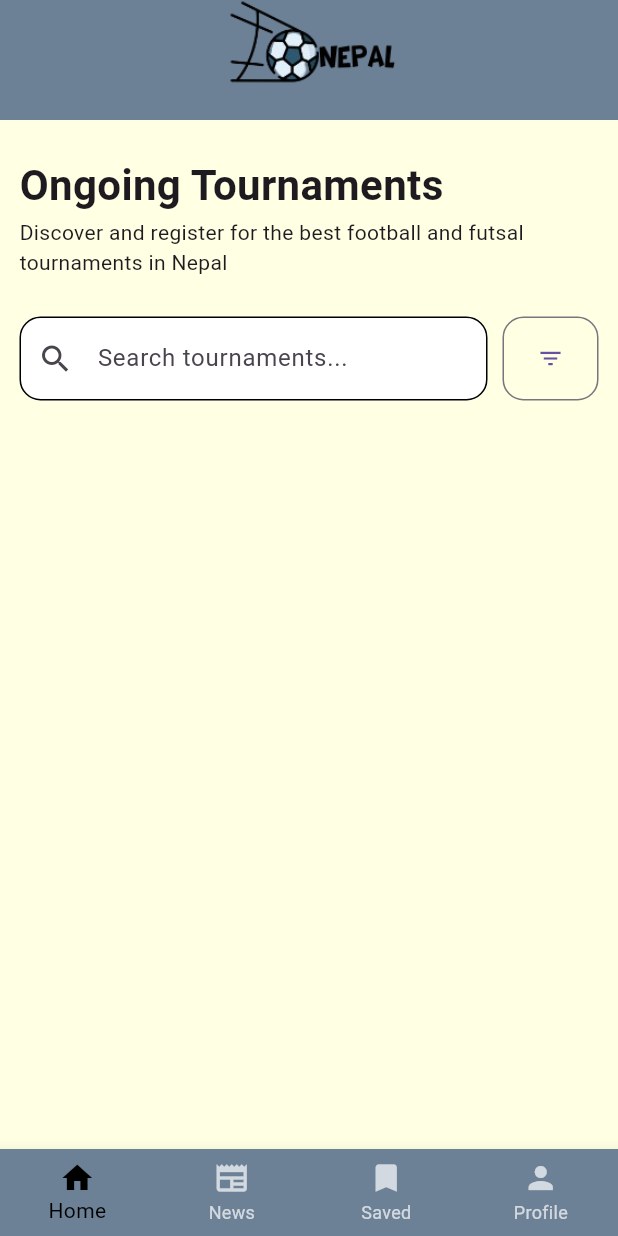
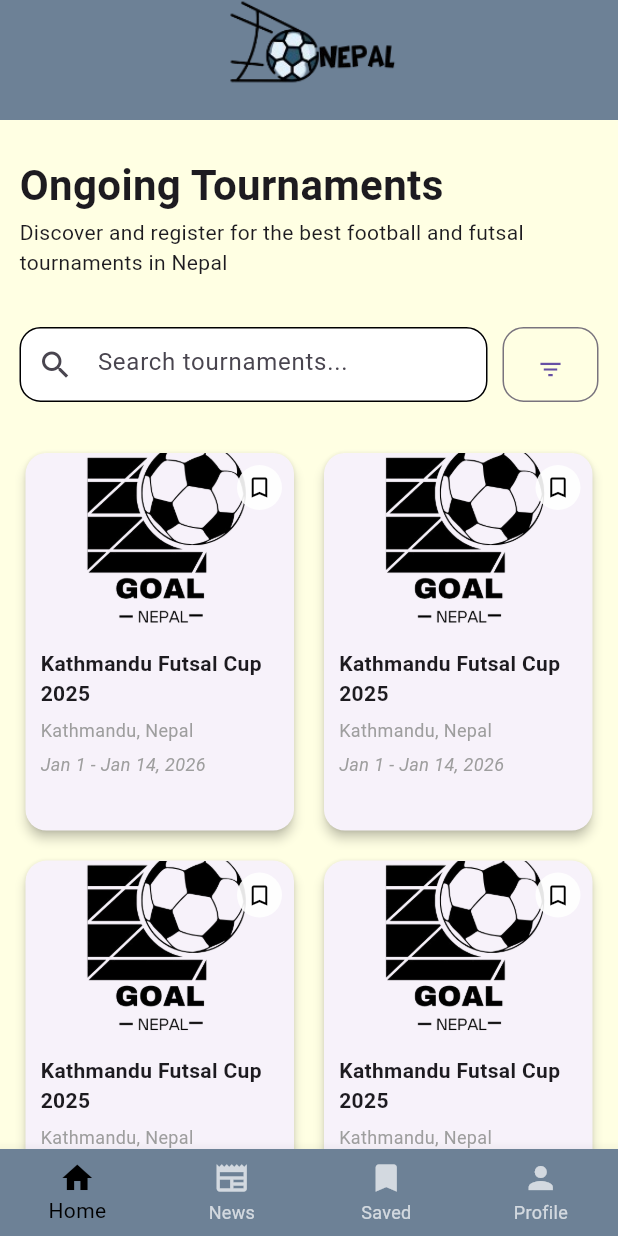
Before and after one commit to sanstha1/GoalNepal_Flutter, a Flutter app: the screen it shows after launch, on a phone screen of 412 x 824 dp. Run offline on Flutter 3.47's test engine with Material 3 defaults, Android fonts, the phone set to English and light mode, and no system bars; our stand-ins replace smooth_page_indicator.

Commit message:
Tournament cards added and update done on home screen

```diff
--- a/lib/main.dart
+++ b/lib/main.dart
@@ -1,6 +1,6 @@
 import 'package:flutter/material.dart';
 import 'package:goal_nepal/screens/buttom_navigation_screen.dart';
-// import 'package:goal_nepal/screens/splash_screen.dart';
+
 
 
 void main() {
@@ -14,7 +14,7 @@ class MyApp extends StatelessWidget {
   Widget build(BuildContext context) {
     return const MaterialApp(
         debugShowCheckedModeBanner: false,
-        home:ButtomNavigationScreen()
+        home:ButtomNavigationScreen(),
     );
   }
 }
--- a/lib/screens/buttom_screens/home_screen.dart
+++ b/lib/screens/buttom_screens/home_screen.dart
@@ -1,6 +1,7 @@
 import 'package:flutter/material.dart';
 import 'package:goal_nepal/mycolors.dart';
 import 'package:goal_nepal/widgets/filter.dart';
+import '../../widgets/tournament_card.dart';
 
 class HomeScreen extends StatefulWidget {
   const HomeScreen({super.key});
@@ -12,47 +13,85 @@ class HomeScreen extends StatefulWidget {
 class _HomeScreenState extends State<HomeScreen> {
   @override
   Widget build(BuildContext context) {
-    return Container(
-      color: MyColors.lightYellow,
-      child: SizedBox.expand(
-        child: SafeArea(
-          child: Padding(
+    return Scaffold(
+      backgroundColor: MyColors.lightYellow,
+      body: SafeArea(
+        child: CustomScrollView(
+          slivers: [
+            SliverPadding(
               padding: const EdgeInsets.symmetric(horizontal: 13, vertical: 23),
+              sliver: SliverToBoxAdapter(
                 child: Column(
                   crossAxisAlignment: CrossAxisAlignment.start,
-              children: [
-                const Text(
+                  children: const [
+                    Text(
                       "Ongoing Tournaments",
                       style: TextStyle(
                         fontSize: 28,
                         fontWeight: FontWeight.bold,
                       ),
                     ),
-
-                const SizedBox(height: 2),
-
-                const Text(
+                    SizedBox(height: 2),
+                    Text(
                       "Discover and register for the best football and futsal tournaments in Nepal",
                       style: TextStyle(fontSize: 14),
                     ),
+                  ],
+                ),
+              ),
+            ),
 
-                const SizedBox(height: 26),
+            SliverPersistentHeader(
+              pinned: true,
+              delegate: _SearchFilterHeader(),
+            ),
 
-                Row(
+            SliverPadding(
+              padding: const EdgeInsets.symmetric(horizontal: 13, vertical: 20),
+              sliver: SliverGrid(
+                delegate: SliverChildBuilderDelegate(
+                      (context, index) => TournamentCard(
+                    title: "Kathmandu Futsal Cup 2025",
+                    location: "Kathmandu, Nepal",
+                    date: "Jan 1 - Jan 14, 2026",
+                    imagePath: 'assets/images/logo.png',
+                  ),
+                  childCount: 6,
+                ),
+                gridDelegate: const SliverGridDelegateWithFixedCrossAxisCount(
+                  crossAxisCount: 2,
+                  mainAxisSpacing: 12,
+                  crossAxisSpacing: 12,
+                  childAspectRatio: 0.72,
+                ),
+              ),
+            ),
+          ],
+        ),
+      ),
+    );
+  }
+}
+
+class _SearchFilterHeader extends SliverPersistentHeaderDelegate {
+  @override
+  Widget build(BuildContext context, double shrinkOffset, bool overlapsContent) {
+    return Container(
+      color: MyColors.lightYellow,
+      padding: const EdgeInsets.symmetric(horizontal: 13, vertical: 10),
+      child: Row(
         children: [
           Expanded(
-                      child:TextField(
+            child: TextField(
               decoration: InputDecoration(
                 hintText: "Search tournaments...",
                 prefixIcon: const Icon(Icons.search),
                 filled: true,
                 fillColor: Colors.white,
-
                 enabledBorder: OutlineInputBorder(
                   borderRadius: BorderRadius.circular(14),
                   borderSide: const BorderSide(color: Colors.black, width: 1),
                 ),
-
                 focusedBorder: OutlineInputBorder(
                   borderRadius: BorderRadius.circular(14),
                   borderSide: const BorderSide(color: Colors.black, width: 1.5),
@@ -60,21 +99,23 @@ class _HomeScreenState extends State<HomeScreen> {
               ),
             ),
           ),
-
           const SizedBox(width: 10),
-
           Filter(
             onTap: () {
-                        //filter opens
+              // filter opens
             },
           ),
         ],
       ),
-              ],
-            ),
-          ),
-        ),
-      ),
     );
   }
+
+  @override
+  double get maxExtent => 70;
+
+  @override
+  double get minExtent => 70;
+
+  @override
+  bool shouldRebuild(covariant SliverPersistentHeaderDelegate oldDelegate) => false;
 }
--- /dev/null
+++ b/lib/widgets/tournament_card.dart
@@ -0,0 +1,95 @@
+import 'package:flutter/material.dart';
+
+class TournamentCard extends StatelessWidget {
+  final String title;
+  final String location;
+  final String date;
+  final String imagePath;
+
+  const TournamentCard({
+    super.key,
+    required this.title,
+    required this.location,
+    required this.date,
+    required this.imagePath,
+  });
+
+  @override
+  Widget build(BuildContext context) {
+    return Card(
+      elevation: 3,
+      shape: RoundedRectangleBorder(
+        borderRadius: BorderRadius.circular(14),
+      ),
+      child: Stack(
+        children: [
+          Column(
+            crossAxisAlignment: CrossAxisAlignment.start,
+            children: [
+              ClipRRect(
+                borderRadius: const BorderRadius.vertical(top: Radius.circular(14)),
+                child: Image.asset(
+                  imagePath,
+                  height: 120,
+                  width: double.infinity,
+                  fit: BoxFit.cover,
+                ),
+              ),
+              Padding(
+                padding: const EdgeInsets.all(10),
+                child: Column(
+                  crossAxisAlignment: CrossAxisAlignment.start,
+                  children: [
+                    Text(
+                      title,
+                      maxLines: 2,
+                      overflow: TextOverflow.ellipsis,
+                      style: const TextStyle(
+                        fontWeight: FontWeight.bold,
+                        fontSize: 14,
+                      ),
+                    ),
+                    const SizedBox(height: 6),
+                    Text(
+                      location,
+                      style: const TextStyle(
+                        fontSize: 12,
+                        color: Colors.grey,
+                      ),
+                    ),
+                    const SizedBox(height: 6),
+                    Text(
+                      date,
+                      style: const TextStyle(
+                        fontSize: 12,
+                        color: Colors.grey,
+                        fontStyle: FontStyle.italic,
+                      ),
+                    ),
+                  ],
+                ),
+              ),
+            ],
+          ),
+          Positioned(
+            top: 8,
+            right: 8,
+            child: Container(
+              height: 30,
+              width: 30,
+              decoration: BoxDecoration(
+                color: Colors.white.withAlpha((0.9 * 255).toInt()),
+                shape: BoxShape.circle,
+              ),
+              child: const Icon(
+                Icons.bookmark_border,
+                size: 18,
+                color: Colors.black,
+              ),
+            ),
+          ),
+        ],
+      ),
+    );
+  }
+}
```
Lines whose indentation alone changed are shown as unchanged.
